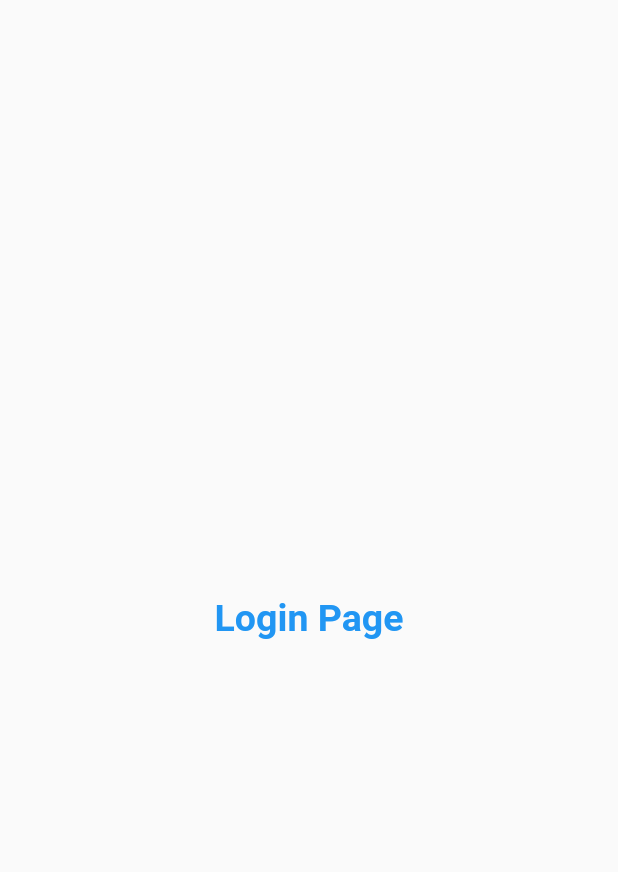
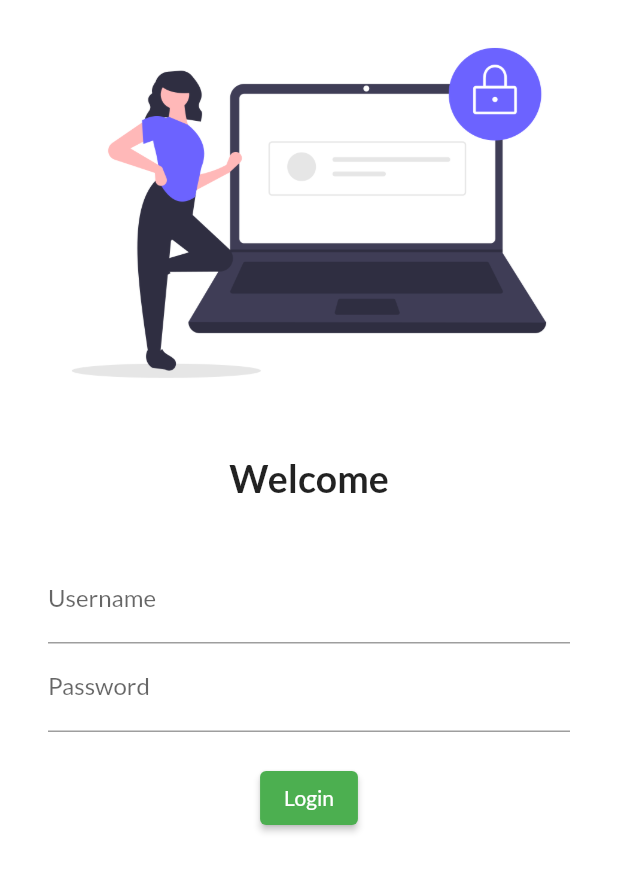
Before and after one commit to HarshChudasma/beginforflutter, a Flutter app: the screen it shows after launch, on a phone screen of 412 x 824 dp. Shown: the top 872 px of the screen. Run offline on Flutter 3.47's test engine with Material 2 defaults, Android fonts, the phone set to English and light mode, and no system bars; our stand-ins replace google_fonts.

Commit message:
day3 complete

```diff
--- a/lib/main.dart
+++ b/lib/main.dart
@@ -1,6 +1,7 @@
 import 'package:flutter/material.dart';
 import 'package:flutter_demo1/pages/login_page.dart';
 import 'package:flutter_demo1/pages/home_page.dart';
+import 'package:google_fonts/google_fonts.dart';
 
 
 void main(){
@@ -13,7 +14,8 @@ class MyApp extends StatelessWidget {
     return MaterialApp(
       themeMode: ThemeMode.light,
       theme: ThemeData(
-        primarySwatch: Colors.green
+        primarySwatch: Colors.green,
+        fontFamily: GoogleFonts.lato().fontFamily,
       ),
       darkTheme: ThemeData(
         brightness: Brightness.dark
--- a/lib/pages/login_page.dart
+++ b/lib/pages/login_page.dart
@@ -4,14 +4,54 @@ class LoginPage extends StatelessWidget {
   @override
   Widget build(BuildContext context) {
     return Material(
-      child: Center(
-        child: Text(
-          "Login Page",
-          style: TextStyle(fontSize: 25
-            ,color: Colors.blue
-            ,fontWeight: FontWeight.bold
+      color: Colors.white,
+      child: Column(
+        children: [
+          Image.asset("assets/image/login_image.png",
+          fit: BoxFit.cover,
           ),
-        ),
+          SizedBox(
+            height: 20.0,
+          ),
+          Text("Welcome",
+            style: TextStyle(
+              fontSize: 25,
+              fontWeight: FontWeight.bold,
+            ),
+          ),
+          SizedBox(
+            height: 20.0,
+          ),
+          Padding(
+            padding: const EdgeInsets.symmetric(vertical: 16.0,horizontal: 32.0),
+            child: Column(
+              children: [
+                TextFormField(
+                  decoration: InputDecoration(
+                    hintText: "Enter username",
+                    labelText: "Username",
+                  ),
+                ),
+                TextFormField(
+                  obscureText: true,
+                  decoration: InputDecoration(
+                    hintText: "Enter password",
+                    labelText: "Password",
+                  ),
+                ),
+                SizedBox(
+                  height: 20.0,
+                ),
+                ElevatedButton(
+                  child: Text("Login"),
+                  onPressed: () {
+                    print("Hi Harsh");
+                  },
+                ),
+              ],
+            ),
+          ),
+        ],
       ),
     );
   }
--- a/pubspec.yaml
+++ b/pubspec.yaml
@@ -28,6 +28,7 @@ dependencies:
   # The following adds the Cupertino Icons font to your application.
   # Use with the CupertinoIcons class for iOS style icons.
   cupertino_icons: ^1.0.2
+  google_fonts: ^2.0.0
 
 dev_dependencies:
   flutter_test:
@@ -45,8 +46,8 @@ flutter:
   uses-material-design: true
 
   # To add assets to your application, add an assets section, like this:
-  # assets:
-  #   - images/a_dot_burr.jpeg
+  assets:
+    - assets/image/
   #   - images/a_dot_ham.jpeg
 
   # An image asset can refer to one or more resolution-specific "variants", see
```
Also changed, not shown: assets/image/login_image.png (added), pubspec.lock.
